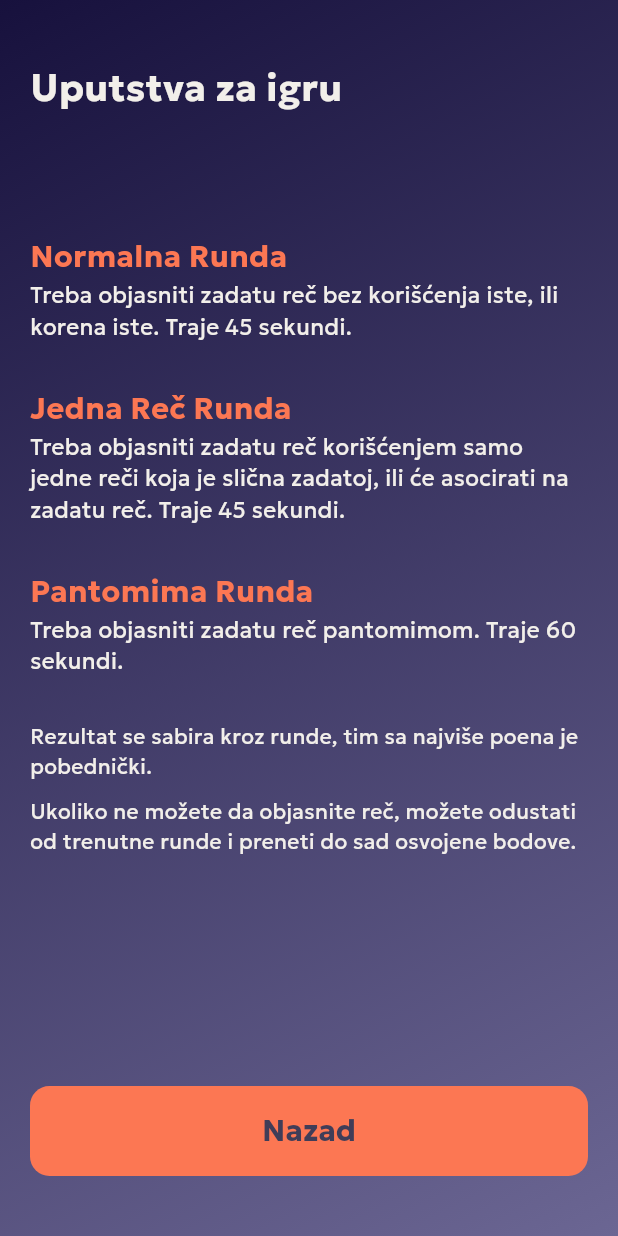
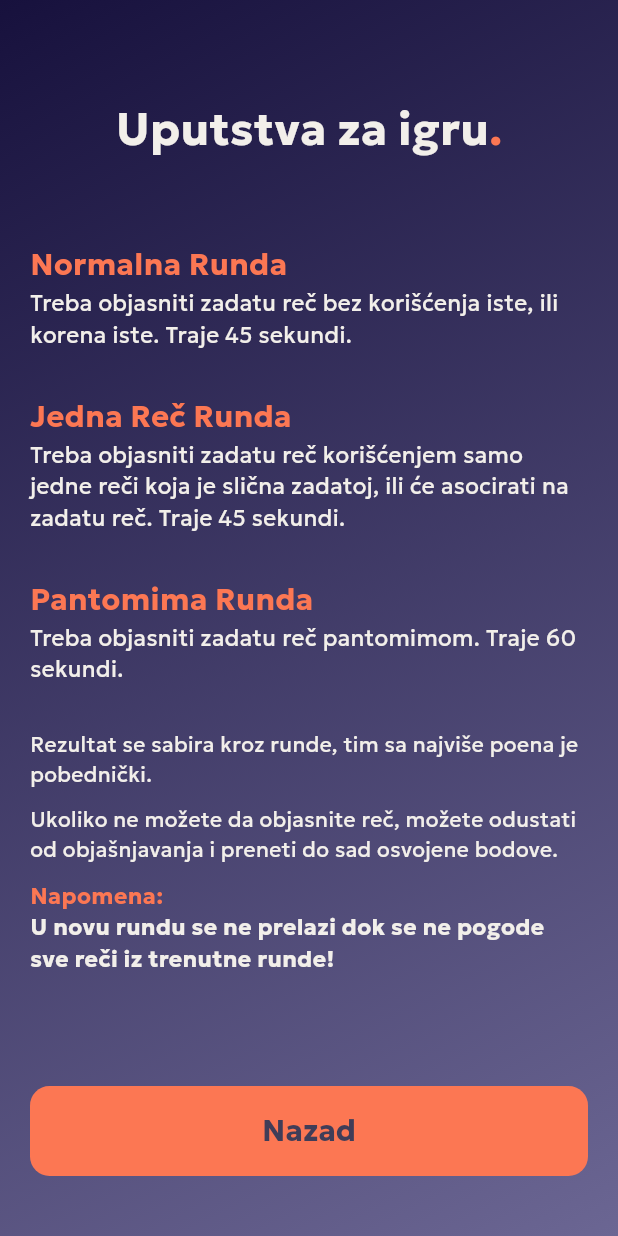
Before and after one commit to lristic13/asocijacije, a Flutter app: the screen it shows after launch, after a tap on "Uputstva", on a phone screen of 412 x 824 dp. Run offline on Flutter 3.47's test engine with Material 2 defaults, Android fonts, the phone set to English and light mode, and no system bars; our stand-ins replace circular_countdown_timer, flip_card, flutter_form_builder, flutter_riverpod, hive, hive_flutter and 2 more; accounts and stored records are empty; project files that could hold a hidden picture were left out.

Commit message:
Redesign home and instructions pages

```diff
--- a/lib/constants/app_strings.dart
+++ b/lib/constants/app_strings.dart
@@ -13,6 +13,9 @@ class AppStrings {
       'Treba objasniti zadatu reč korišćenjem samo jedne reči koja je slična zadatoj, ili će asocirati na zadatu reč. Traje 45 sekundi.';
   static const String krajIgre = 'Kraj igre';
   static const String nazad = 'Nazad';
+  static const String napomena = 'Napomena: ';
+  static const String napomenaTekst =
+      'U novu rundu se ne prelazi dok se ne pogode sve reči iz trenutne runde!';
   static const String ne = 'Ne';
   static const String novaIgra = 'Nova igra';
   static const String normalnaRunda = 'Normalna Runda';
@@ -23,7 +26,7 @@ class AppStrings {
   static const String odustaniAlertContent =
       'Ako odustanete, prenosite bodove i na redu je sledeci tim.';
   static const String odustajanjeUput =
-      'Ukoliko ne možete da objasnite reč, možete odustati od trenutne runde i preneti do sad osvojene bodove.';
+      'Ukoliko ne možete da objasnite reč, možete odustati od objašnjavanja i preneti do sad osvojene bodove.';
   static const String pantomimaRunda = 'Pantomima Runda';
   static const String pantomimaRundaUput =
       'Treba objasniti zadatu reč pantomimom. Traje 60 sekundi.';
--- a/lib/constants/app_styles.dart
+++ b/lib/constants/app_styles.dart
@@ -29,6 +29,17 @@ class AppStyles {
       fontWeight: FontWeight.bold,
       color: AppColors.englishVioletDarker);
 
+  static const TextStyle text50CoralBold = TextStyle(
+    fontSize: 50,
+    fontWeight: FontWeight.w900,
+    color: AppColors.coral,
+  );
+  static const TextStyle text30CoralBold = TextStyle(
+    fontSize: 30,
+    color: AppColors.coral,
+    fontWeight: FontWeight.bold,
+  );
+
   static const TextStyle text25CoralBold = TextStyle(
     fontSize: 25,
     color: AppColors.coral,
@@ -41,19 +52,25 @@ class AppStyles {
     fontWeight: FontWeight.bold,
   );
 
+  static const TextStyle text15CoralBold = TextStyle(
+    fontSize: 15,
+    color: AppColors.coral,
+    fontWeight: FontWeight.bold,
+  );
+
   static const TextStyle text25WhiteBold = TextStyle(
     color: AppColors.white,
     fontSize: 25,
     fontWeight: FontWeight.bold,
   );
 
-  static const TextStyle text35WhiteDarkerBold = TextStyle(
+  static const TextStyle text35WhiteBold = TextStyle(
     color: AppColors.white,
     fontSize: 35,
     fontWeight: FontWeight.bold,
   );
 
-  static const TextStyle text30WhiteDarkerbold = TextStyle(
+  static const TextStyle text30WhiteBold = TextStyle(
     fontSize: 30,
     color: AppColors.white,
     fontWeight: FontWeight.bold,
@@ -65,19 +82,30 @@ class AppStyles {
     fontWeight: FontWeight.bold,
   );
 
-  static const TextStyle text20WhiteDarkerBold = TextStyle(
+  static const TextStyle text20WhiteBold = TextStyle(
     color: AppColors.white,
     fontSize: 20,
     fontWeight: FontWeight.bold,
   );
 
-  static const TextStyle text20WhiteDarkerNormal = TextStyle(
+  static const TextStyle text20WhiteNormal = TextStyle(
     fontSize: 20,
     color: AppColors.white,
   );
 
   static const TextStyle text15WhiteDarkerNormal = TextStyle(
     fontSize: 15,
+    color: AppColors.white,
+  );
+  static const TextStyle text15WhiteBold = TextStyle(
+    fontSize: 15,
+    color: AppColors.white,
+    fontWeight: FontWeight.bold,
+  );
+
+  static const TextStyle text50WhiteBold = TextStyle(
+    fontSize: 50,
+    fontWeight: FontWeight.w900,
     color: AppColors.white,
   );
 
--- a/lib/pages/game/game_page.dart
+++ b/lib/pages/game/game_page.dart
@@ -128,7 +128,7 @@ class _GamePageConsumerState extends ConsumerState<GamePage> with GameMixin {
                             child: CircularCountDownTimer(
                               controller: _controllerTimer,
                               autoStart: false,
-                              textStyle: AppStyles.text35WhiteDarkerBold,
+                              textStyle: AppStyles.text35WhiteBold,
                               strokeWidth: 10,
                               isReverse: true,
                               isReverseAnimation: true,
@@ -179,7 +179,7 @@ class _GamePageConsumerState extends ConsumerState<GamePage> with GameMixin {
                               valueListenable: box.listenable(),
                               builder: (context, Box<Team> box, _) => Text(
                                   '${AppStrings.poeni}: ${Boxes.getTeamById(box, 'tim-${ref.read(gameAdminProvider).teamPlaying}').points.toString()}',
-                                  style: AppStyles.text30WhiteDarkerbold),
+                                  style: AppStyles.text30WhiteBold),
                             ),
                           ),
                         ),
--- a/lib/pages/home/home_page.dart
+++ b/lib/pages/home/home_page.dart
@@ -40,27 +40,24 @@ class _HomePageState extends State<HomePage> {
             crossAxisAlignment: CrossAxisAlignment.start,
             mainAxisAlignment: MainAxisAlignment.center,
             children: [
+              Spacer(),
               const Row(
+                mainAxisAlignment: MainAxisAlignment.center,
                 children: [
                   Text(
                     AppStrings.asocijacije,
-                    style: TextStyle(
-                      fontSize: 35,
-                      fontWeight: FontWeight.w900,
-                      color: AppColors.white,
-                    ),
+                    style: AppStyles.text50WhiteBold,
                   ),
                   Text(
                     '.',
-                    style: TextStyle(
-                      fontSize: 35,
-                      fontWeight: FontWeight.w900,
-                      color: AppColors.coral,
-                    ),
+                    style: AppStyles.text50CoralBold,
                   ),
                 ],
               ),
-              Spacer(),
+              const Center(
+                  child: Text('sa papirića u aplikaciju!',
+                      style: AppStyles.text20CoralBold)),
+              const Spacer(),
               Stack(
                 children: [
                   MenuCard(
@@ -71,7 +68,7 @@ class _HomePageState extends State<HomePage> {
                     ],
                     icon: const Icon(
                       Icons.play_arrow_rounded,
-                      size: 60,
+                      size: 45,
                       color: AppColors.englishViolet,
                     ),
                     alignment: CrossAxisAlignment.start,
@@ -105,21 +102,21 @@ class _HomePageState extends State<HomePage> {
                         ).createShader(bounds),
                         child: const Icon(
                           Icons.question_answer_rounded,
-                          size: 120,
+                          size: 100,
                         ),
                       ),
                     ),
                   ),
                 ],
               ),
-              const SizedBox(height: 60),
+              const SizedBox(height: 30),
               Stack(
                 children: [
                   MenuCard(
                     title: AppStrings.uputstva,
                     icon: const Icon(
                       Icons.rule_sharp,
-                      size: 60,
+                      size: 45,
                       color: AppColors.englishViolet,
                     ),
                     colors: const [
@@ -138,7 +135,7 @@ class _HomePageState extends State<HomePage> {
                     },
                   ),
                   Container(
-                    transform: Matrix4.translationValues(15.0, -45.0, 0.0),
+                    transform: Matrix4.translationValues(15.0, -35.0, 0.0),
                     child: ShaderMask(
                       blendMode: BlendMode.srcIn,
                       shaderCallback: (Rect bounds) => const RadialGradient(
@@ -157,12 +154,12 @@ class _HomePageState extends State<HomePage> {
                   ),
                 ],
               ),
-              const SizedBox(height: 60),
+              const SizedBox(height: 30),
               MenuCard(
                 title: AppStrings.izlaz,
                 icon: const Icon(
                   Icons.exit_to_app_rounded,
-                  size: 55,
+                  size: 40,
                   color: AppColors.englishViolet,
                 ),
                 colors: const [
--- a/lib/pages/instructions/instructions_page.dart
+++ b/lib/pages/instructions/instructions_page.dart
@@ -20,9 +20,19 @@ class InstructionsPage extends StatelessWidget {
           child: Column(
             crossAxisAlignment: CrossAxisAlignment.start,
             children: [
-              const Text(
-                AppStrings.uputstvaZaIgru,
-                style: AppStyles.text25WhiteBold,
+              Spacer(),
+              const Row(
+                mainAxisAlignment: MainAxisAlignment.center,
+                children: [
+                  Text(
+                    AppStrings.uputstvaZaIgru,
+                    style: AppStyles.text30WhiteBold,
+                  ),
+                  Text(
+                    '.',
+                    style: AppStyles.text30CoralBold,
+                  ),
+                ],
               ),
               const SizedBox(height: 30),
               const Spacer(),
@@ -50,6 +60,14 @@ class InstructionsPage extends StatelessWidget {
                 AppStrings.odustajanjeUput,
                 style: TextStyle(color: AppColors.white),
               ),
+              const SizedBox(height: 10),
+              const Wrap(
+                children: [
+                  Text(AppStrings.napomena, style: AppStyles.text15CoralBold),
+                  Text(AppStrings.napomenaTekst,
+                      style: AppStyles.text15WhiteBold),
+                ],
+              ),
               const Spacer(flex: 3),
               SizedBox(
                 width: double.infinity,
--- a/lib/pages/scoreboard/scoreboard_page.dart
+++ b/lib/pages/scoreboard/scoreboard_page.dart
@@ -84,7 +84,7 @@ class _ScoreBoardPageConsumerState extends ConsumerState<ScoreBoardPage>
                 Center(
                   child: Text(
                     '${AppStrings.sledeciIgraTim} ${ref.read(gameAdminProvider).teamPlaying}',
-                    style: AppStyles.text20WhiteDarkerBold,
+                    style: AppStyles.text20WhiteBold,
                   ),
                 ),
                 const Spacer(),
--- a/lib/pages/start_game/start_game_page.dart
+++ b/lib/pages/start_game/start_game_page.dart
@@ -65,7 +65,7 @@ class _StartGamePageState extends ConsumerState<StartGamePage> with FormsMixin {
                   const Center(
                     child: Text(
                       AppStrings.izaberiteBrojIgraca,
-                      style: AppStyles.text20WhiteDarkerNormal,
+                      style: AppStyles.text20WhiteNormal,
                     ),
                   ),
                   FormBuilderChoiceChip(
--- a/lib/widgets/app_final_score.dart
+++ b/lib/widgets/app_final_score.dart
@@ -32,7 +32,7 @@ class AppFinalScore extends ConsumerWidget {
               padding: const EdgeInsets.symmetric(horizontal: 30, vertical: 20),
               child: Text(
                 'Pobenik je Tim ${Boxes.getWinnerTeam(box).substring(Boxes.getWinnerTeam(box).length - 1)}',
-                style: AppStyles.text20WhiteDarkerNormal,
+                style: AppStyles.text20WhiteNormal,
               ),
             ),
           ),
--- a/lib/widgets/cards/menu_card.dart
+++ b/lib/widgets/cards/menu_card.dart
@@ -37,7 +37,7 @@ class MenuCard extends StatelessWidget {
               ],
             ),
           ),
-          height: 130,
+          height: 100,
           width: double.infinity,
           child: Column(
             crossAxisAlignment: alignment!,
@@ -55,11 +55,11 @@ class MenuCard extends StatelessWidget {
                     children: [
                       Text(
                         title ?? '',
-                        style: AppStyles.text25VioletBold,
+                        style: AppStyles.text20VioletBold,
                       ),
                       const Text(
                         '.',
-                        style: AppStyles.text25CoralBold,
+                        style: AppStyles.text20CoralBold,
                       ),
                     ],
                   ),
```
